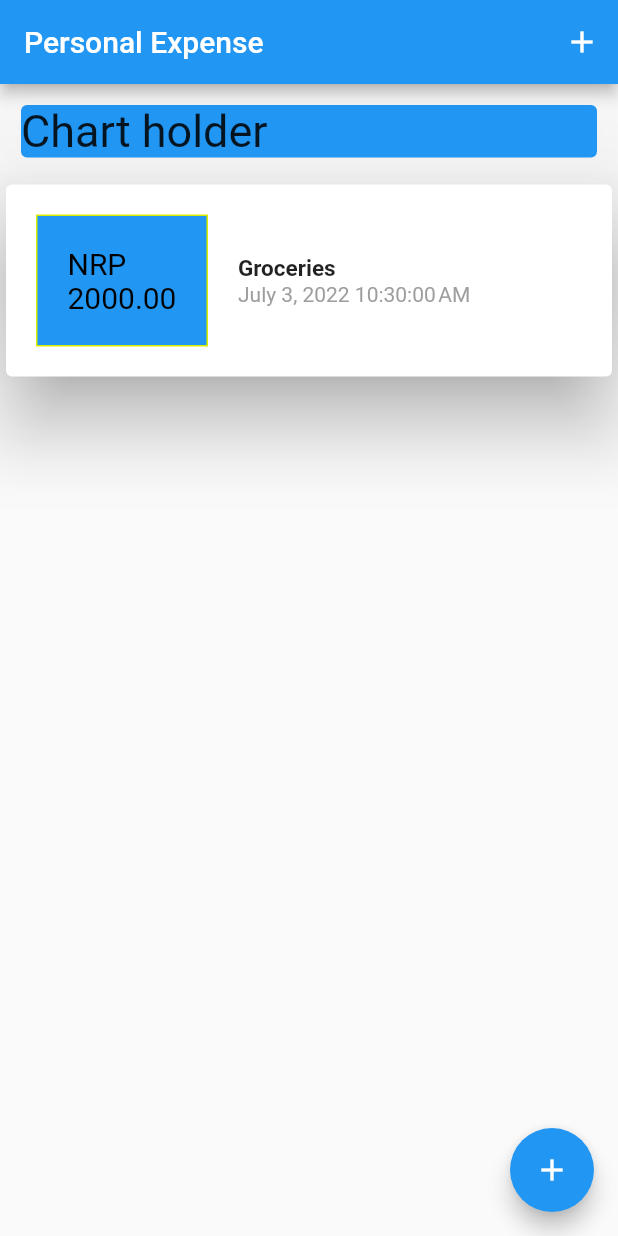
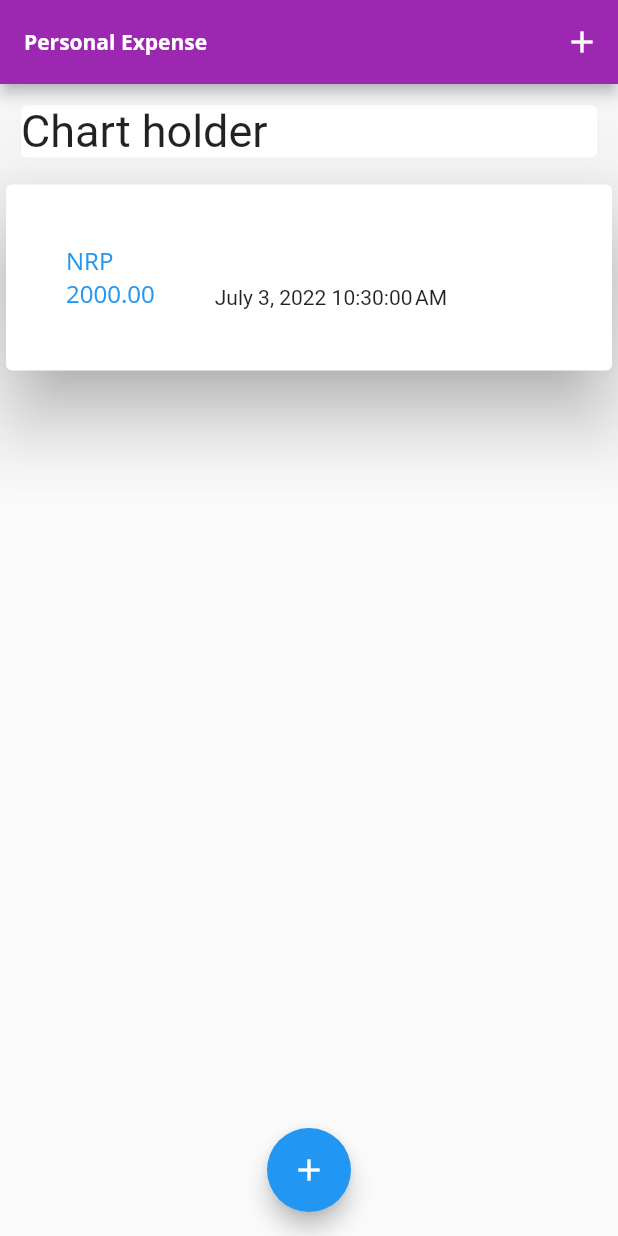
Before and after one commit to 076bct060/Personal-Expense, a Flutter app: the screen it shows after launch, on a phone screen of 412 x 824 dp. Run offline on Flutter 3.47's test engine with Material 2 defaults, Android fonts, the phone set to English and light mode, and no system bars.

Commit message:
Some ui changes

```diff
--- a/lib/inputWidget.dart
+++ b/lib/inputWidget.dart
@@ -1,4 +1,4 @@
-// ignore_for_file: prefer_const_constructors
+// ignore_for_file: prefer_const_constructors, prefer_const_constructors_in_immutables
 
 import 'package:flutter/material.dart';
 
--- a/lib/main.dart
+++ b/lib/main.dart
@@ -1,4 +1,6 @@
 // ignore_for_file: prefer_const_constructors, prefer_const_literals_to_create_immutables
+
+import 'dart:ui';
 
 import 'package:flutter/material.dart';
 
@@ -14,6 +16,21 @@ class MyApp extends StatelessWidget {
   Widget build(BuildContext context) {
     return MaterialApp(
       title: "My App",
+      theme: ThemeData(
+          appBarTheme: AppBarTheme(
+              titleTextStyle: TextStyle(
+                  fontFamily: "openSans", fontWeight: FontWeight.bold)),
+          textTheme: ThemeData.light().textTheme.copyWith(
+              titleLarge: TextStyle(
+                  fontFamily: "openSans",
+                  fontWeight: FontWeight.bold,
+                  color: ColorScheme.light().onPrimary),
+              titleMedium: TextStyle(
+                  fontFamily: "openSans",
+                  color: Theme.of(context).primaryColor)),
+          primarySwatch: Colors.purple,
+          colorScheme:
+              ThemeData().colorScheme.copyWith(secondary: Colors.blue)),
       home: HomePage(),
     );
   }
@@ -32,6 +49,7 @@ class _HomePageState extends State<HomePage> {
   Widget build(BuildContext context) {
     return Scaffold(
       appBar: AppBar(
+        backgroundColor: Theme.of(context).primaryColor,
         title: Text("Personal Expense"),
         actions: [
           IconButton(
@@ -49,6 +67,7 @@ class _HomePageState extends State<HomePage> {
               icon: Icon(Icons.add))
         ],
       ),
+      floatingActionButtonLocation: FloatingActionButtonLocation.centerFloat,
       floatingActionButton: FloatingActionButton(
         child: Icon(Icons.add),
         onPressed: () {
@@ -74,7 +93,7 @@ class _HomePageState extends State<HomePage> {
                     child: Card(
                       elevation: 50,
                       borderOnForeground: true,
-                      color: Colors.blue,
+                      // color: Colors.blue,
                       child: Text(
                         "Chart holder",
                         style: TextStyle(
@@ -104,5 +123,6 @@ class _HomePageState extends State<HomePage> {
     setState(() {
       transactions.add(transaction);
     });
+    Navigator.of(context).pop();
   }
 }
--- a/lib/transacionWidget.dart
+++ b/lib/transacionWidget.dart
@@ -15,24 +15,23 @@ class TransactionWidget extends StatelessWidget {
       child: Row(
         children: [
           Container(
-              margin: EdgeInsets.all(20),
-              padding: EdgeInsets.all(20),
-              child: Text(
-                  "NRP \n${double.parse(transaction.amount.toString()).toStringAsFixed(2)}",
-                  style: TextStyle(
-                      fontSize: 20, color: Color.fromARGB(255, 0, 0, 0))),
-              decoration: BoxDecoration(
-                  border: Border.all(color: Color.fromARGB(255, 216, 236, 0)),
-                  color: Colors.blue)),
+            margin: EdgeInsets.all(20),
+            padding: EdgeInsets.all(20),
+            child: Text(
+                "NRP \n${double.parse(transaction.amount.toString()).toStringAsFixed(2)}",
+                style: Theme.of(context).textTheme.titleMedium),
+            // decoration: BoxDecoration(
+            //     border: Border.all(color: Color.fromARGB(255, 216, 236, 0)),
+            //     color: Colors.blue)
+          ),
           Column(
               crossAxisAlignment: CrossAxisAlignment.start,
               children: <Widget>[
+                Text(transaction.name.toString(),
+                    style: Theme.of(context).textTheme.titleLarge),
                 Text(
-                  transaction.name.toString(),
-                  style: TextStyle(fontWeight: FontWeight.bold, fontSize: 15),
+                  DateFormat().format(transaction.date as DateTime),
                 ),
-                Text(DateFormat().format(transaction.date as DateTime),
-                    style: TextStyle(color: Colors.grey)),
               ]),
         ],
       ),
```
Also changed, not shown: pubspec.yaml (+7 -13 lines), assets/fonts/fonts/OpenSans-Bold.ttf (added), assets/fonts/fonts/OpenSans-Regular.ttf (added), assets/fonts/fonts/Quicksand-Bold.ttf (added), assets/fonts/fonts/Quicksand-Light.ttf (added), assets/fonts/fonts/Quicksand-Medium.ttf (added), assets/fonts/fonts/Quicksand-Regular.ttf (added).
